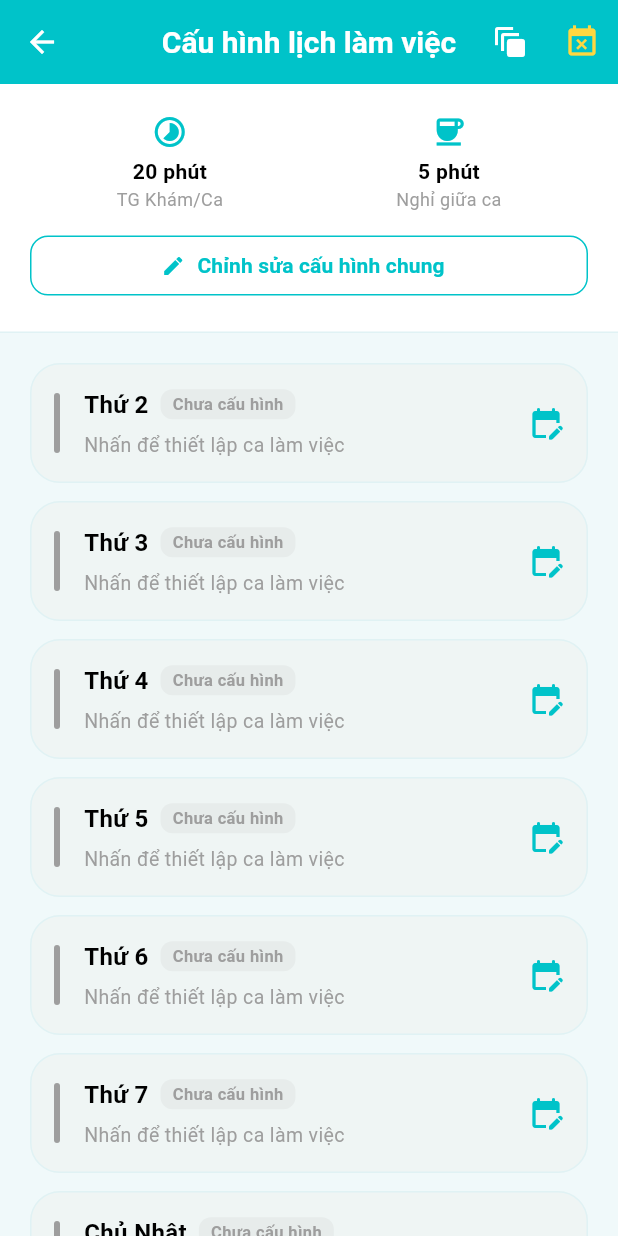
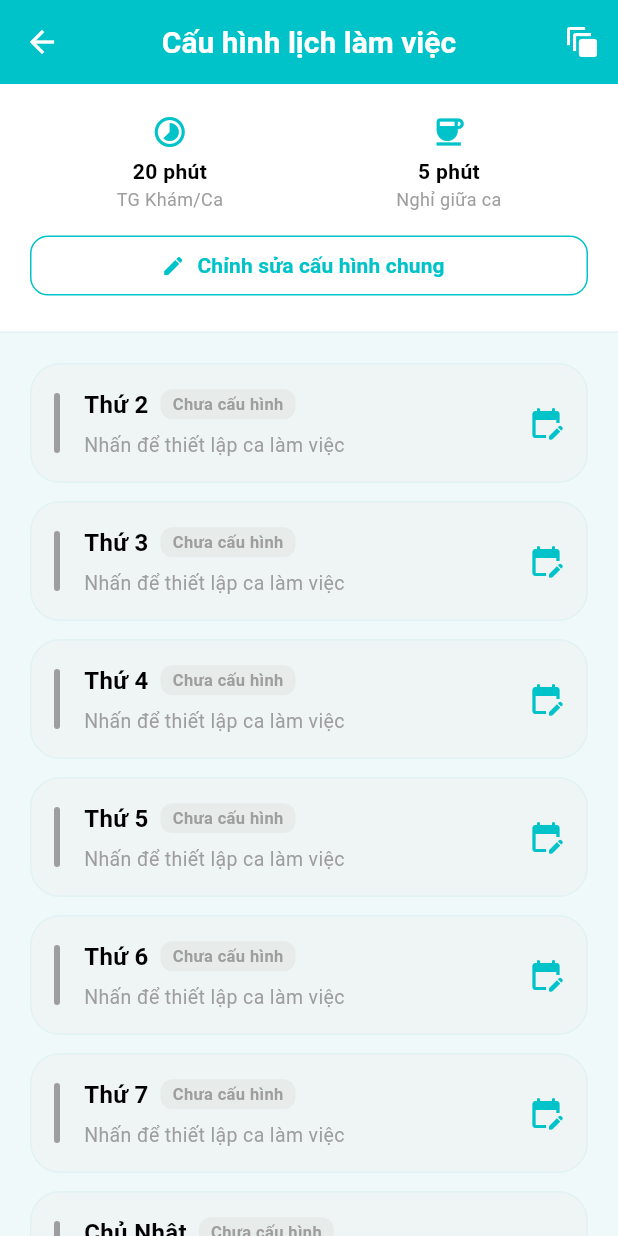
Before and after one commit to nguyenphanthanhliem123-gif/Doan_Totnghiep_2026, a Flutter app: the DoctorScheduleScreen screen opened directly, on a phone screen of 412 x 824 dp. Run offline on Flutter 3.47's test engine with Material 3 defaults, Android fonts, the phone set to English and light mode, and no system bars; our stand-ins replace flutter_local_notifications, google_sign_in, image_picker, shared_preferences, socket_io_client, webview_flutter; missing offline and left inert: add_2_calendar, jitsi_meet_wrapper; accounts and stored records are empty; network calls fail.

Commit message:
sua 1 ti

```diff
--- a/Fronend_Flutter/ung_dung_dat_lich_kham/lib/Config/BASE_URL.dart
+++ b/Fronend_Flutter/ung_dung_dat_lich_kham/lib/Config/BASE_URL.dart
@@ -1,3 +1,3 @@
 //const String BASE_URL = "https://irretentive-alex-wanly.ngrok-free.dev";
-const String BASE_URL = "http://localhost:3001";
-//const String BASE_URL = 'http://192.168.1.157:3001';
+//const String BASE_URL = "http://localhost:3001";
+const String BASE_URL = 'http://172.20.10.2:3001';
--- a/Fronend_Flutter/ung_dung_dat_lich_kham/lib/Views/admin/admin_payment_screen.dart
+++ b/Fronend_Flutter/ung_dung_dat_lich_kham/lib/Views/admin/admin_payment_screen.dart
@@ -149,7 +149,6 @@ class _AdminPaymentScreenState extends State<AdminPaymentScreen> {
                     DropdownMenuItem(value: 'all', child: Text("Tất cả")),
                     DropdownMenuItem(value: 'pending', child: Text("Chờ TT")),
                     DropdownMenuItem(value: 'paid', child: Text("Đã thanh toán")),
-                    DropdownMenuItem(value: 'refunded', child: Text("Đã hoàn tiền")),
                     DropdownMenuItem(value: 'failed', child: Text("Thất bại")),
                   ],
                   onChanged: (val) {
@@ -168,9 +167,7 @@ class _AdminPaymentScreenState extends State<AdminPaymentScreen> {
     switch (status) {
       case 'pending': return 'Chờ thanh toán';
       case 'paid': return 'Đã thanh toán';
-      case 'refunded': return 'Đã hoàn tiền';
       case 'failed': return 'Thất bại';
-      case 'refund_fail': return 'Hoàn tiền lỗi';
       default: return status;
     }
   }
@@ -200,7 +197,6 @@ class _AdminPaymentScreenState extends State<AdminPaymentScreen> {
                   items: const [
                     DropdownMenuItem(value: 'pending', child: Text("Chờ thanh toán (pending)")),
                     DropdownMenuItem(value: 'paid', child: Text("Đã thanh toán (paid)")),
-                    DropdownMenuItem(value: 'refunded', child: Text("Đã hoàn tiền (refunded)")),
                     DropdownMenuItem(value: 'failed', child: Text("Thất bại (failed)")),
                   ],
                   onChanged: (val) => selectedStatus = val!,
--- a/Fronend_Flutter/ung_dung_dat_lich_kham/lib/Views/admin/admin_specialty_screen.dart
+++ b/Fronend_Flutter/ung_dung_dat_lich_kham/lib/Views/admin/admin_specialty_screen.dart
@@ -55,7 +55,7 @@ class _AdminSpecialtyScreenState extends State<AdminSpecialtyScreen> {
                     const SizedBox(height: 20),
 
                     // Chọn ảnh
-                    GestureDetector(
+                    /*GestureDetector(
                       onTap: () async {
                         final pickedFile = await ImagePicker().pickImage(source: ImageSource.gallery);
                         if (pickedFile != null) {
@@ -77,7 +77,7 @@ class _AdminSpecialtyScreenState extends State<AdminSpecialtyScreen> {
                                 : const Icon(Icons.add_photo_alternate, color: kPrimaryColor, size: 30),
                       ),
                     ),
-                    const SizedBox(height: 15),
+                    const SizedBox(height: 15),*/
 
                     // Tên chuyên khoa
                     TextField(
--- a/Fronend_Flutter/ung_dung_dat_lich_kham/lib/Views/booking_screen.dart
+++ b/Fronend_Flutter/ung_dung_dat_lich_kham/lib/Views/booking_screen.dart
@@ -282,7 +282,7 @@ class _BookingScreenState extends State<BookingScreen> {
                               items: relatives.map((relative) {
                                 return DropdownMenuItem<HealthRecordModel>(
                                   value: relative,
-                                  child: Text("${relative.recordName} - Mã BN: ${relative.relativeId} (${relative.roll})", style: const TextStyle(fontWeight: FontWeight.bold, color: kTextColor)),
+                                  child: Text("${relative.recordName} - Mã BN: ${relative.id} (${relative.roll})", style: const TextStyle(fontWeight: FontWeight.bold, color: kTextColor)),
                                 );
                               }).toList(),
                               onChanged: (val) => setState(() => _selectedRelative = val),
--- a/Fronend_Flutter/ung_dung_dat_lich_kham/lib/Views/doctor/doctor_schedule_screen.dart
+++ b/Fronend_Flutter/ung_dung_dat_lich_kham/lib/Views/doctor/doctor_schedule_screen.dart
@@ -3,7 +3,7 @@ import 'package:provider/provider.dart';
 import 'package:ung_dung_dat_lich_kham/Constants/ui_constants.dart';
 import 'package:ung_dung_dat_lich_kham/Models/schedule_config_model.dart';
 import 'package:ung_dung_dat_lich_kham/viewmodels/schedule_config_viewmodel.dart';
-import '../../Constants/ui_constants.dart'; // 🌟 Import đồng bộ UI Constants chữ viết hoa
+import '../../Constants/ui_constants.dart';
 
 class DoctorScheduleScreen extends StatefulWidget {
   const DoctorScheduleScreen({super.key});
@@ -41,11 +41,11 @@ class _DoctorScheduleScreenState extends State<DoctorScheduleScreen> {
             icon: const Icon(Icons.auto_awesome_motion),
             onPressed: () => _showGenerateSlotsPicker(context, viewModel),
           ),
-          IconButton(
+          /*IconButton(
             tooltip: 'Báo nghỉ / Khóa lịch ca khám',
             icon: const Icon(Icons.event_busy, color: Colors.amberAccent),
             onPressed: () => _openLeaveDialog(context, viewModel),
-          ),
+          ),*/
         ],
       ),
       body: viewModel.isLoading
```
Also changed, not shown: Fronend_Flutter/ung_dung_dat_lich_kham/lib/Views/payment_history_screen.dart (+0 -7 lines), Backend_NodeJS/uploads/avatar_1784098735956_avatar.jpg (added), Backend_NodeJS/uploads/avatar_1784098948513_avatar.jpg (added), 6 other files.
